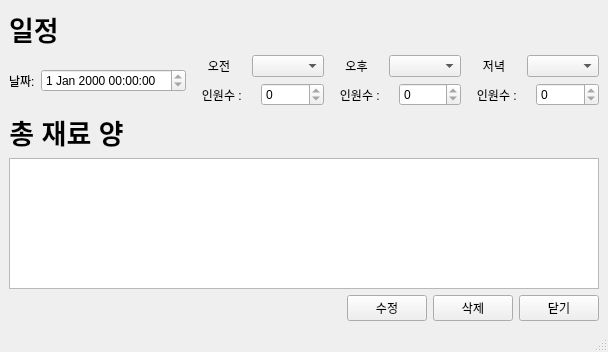
Qt form OOP_Project_Qt/DateViewWindow.ui (Doho-K/OOP23_1) before a commit.
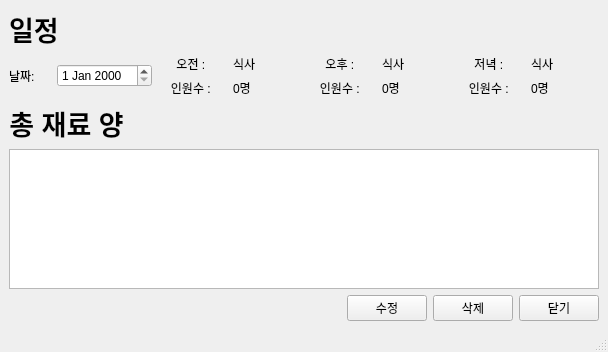
The same form after that commit.

Diff of the .ui file:
```diff
--- a/OOP_Project_Qt/DateViewWindow.ui
+++ b/OOP_Project_Qt/DateViewWindow.ui
@@ -40,11 +40,7 @@
          </widget>
         </item>
         <item>
-         <widget class="QDateTimeEdit" name="dateTimeEdit">
-          <property name="readOnly">
-           <bool>true</bool>
-          </property>
-         </widget>
+         <widget class="QDateEdit" name="dateEdit"/>
         </item>
        </layout>
       </item>
@@ -55,7 +51,7 @@
           <item>
            <widget class="QLabel" name="label_3">
             <property name="text">
-             <string>오전</string>
+             <string>오전 : </string>
             </property>
             <property name="alignment">
              <set>Qt::AlignCenter</set>
@@ -63,7 +59,11 @@
            </widget>
           </item>
           <item>
-           <widget class="QComboBox" name="comboBox"/>
+           <widget class="QLabel" name="morningMeal">
+            <property name="text">
+             <string>식사</string>
+            </property>
+           </widget>
           </item>
          </layout>
         </item>
@@ -80,9 +80,9 @@
            </widget>
           </item>
           <item>
-           <widget class="QSpinBox" name="spinBox">
-            <property name="readOnly">
-             <bool>true</bool>
+           <widget class="QLabel" name="numOfMorning">
+            <property name="text">
+             <string>0명</string>
             </property>
            </widget>
           </item>
@@ -97,7 +97,7 @@
           <item>
            <widget class="QLabel" name="label_6">
             <property name="text">
-             <string>오후</string>
+             <string>오후 : </string>
             </property>
             <property name="alignment">
              <set>Qt::AlignCenter</set>
@@ -105,7 +105,11 @@
            </widget>
           </item>
           <item>
-           <widget class="QComboBox" name="comboBox_4"/>
+           <widget class="QLabel" name="lunch">
+            <property name="text">
+             <string>식사</string>
+            </property>
+           </widget>
           </item>
          </layout>
         </item>
@@ -122,9 +126,9 @@
            </widget>
           </item>
           <item>
-           <widget class="QSpinBox" name="spinBox_2">
-            <property name="readOnly">
-             <bool>true</bool>
+           <widget class="QLabel" name="numOfLunch">
+            <property name="text">
+             <string>0명</string>
             </property>
            </widget>
           </item>
@@ -139,7 +143,7 @@
           <item>
            <widget class="QLabel" name="label_4">
             <property name="text">
-             <string>저녁</string>
+             <string>저녁 : </string>
             </property>
             <property name="alignment">
              <set>Qt::AlignCenter</set>
@@ -147,7 +151,11 @@
            </widget>
           </item>
           <item>
-           <widget class="QComboBox" name="comboBox_2"/>
+           <widget class="QLabel" name="dinner">
+            <property name="text">
+             <string>식사</string>
+            </property>
+           </widget>
           </item>
          </layout>
         </item>
@@ -164,9 +172,9 @@
            </widget>
           </item>
           <item>
-           <widget class="QSpinBox" name="spinBox_3">
-            <property name="readOnly">
-             <bool>true</bool>
+           <widget class="QLabel" name="numOfDinner">
+            <property name="text">
+             <string>0명</string>
             </property>
            </widget>
           </item>
@@ -213,7 +221,7 @@
      </layout>
     </item>
     <item>
-     <widget class="QTableWidget" name="tableWidget"/>
+     <widget class="QTextBrowser" name="textBrowser"/>
     </item>
     <item>
      <layout class="QHBoxLayout" name="horizontalLayout_5">
```
Left out of the diff: 2 changed lines with no effect on the pictures.
